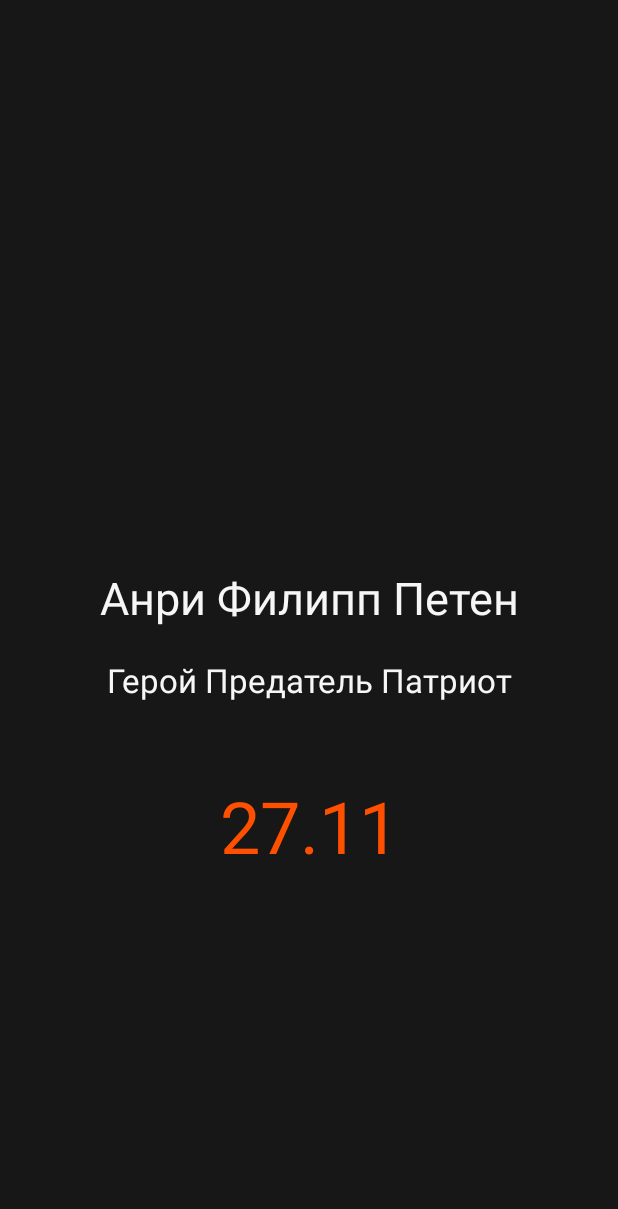
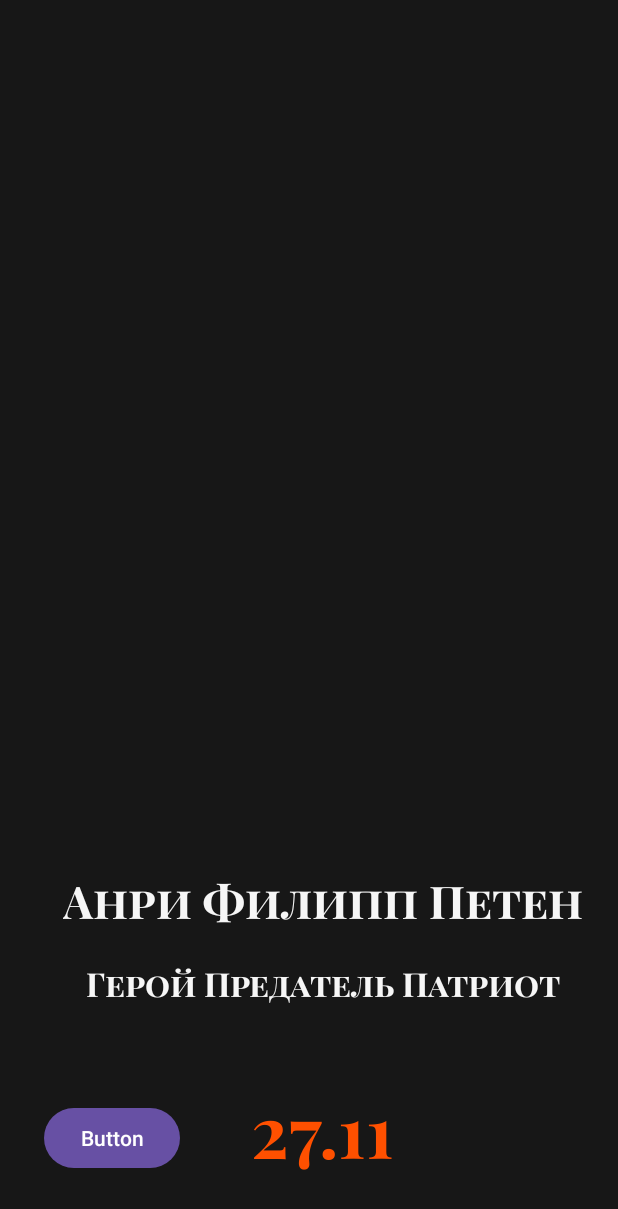
Before and after one commit to FrowningCat/history_in_personalities-android-oldVersion, an Android app: the screen it shows after launch (MainActivity), on a phone screen of 412 x 824 dp. Shown: the top 1209 px of the screen. Run offline under Robolectric (Android 15) with nearby library versions, the light colour scheme and no system bars.

Commit message:
add scroll and new page

```diff
--- a/app/src/main/AndroidManifest.xml
+++ b/app/src/main/AndroidManifest.xml
@@ -13,6 +13,9 @@
         android:theme="@style/Theme.HistoryInPersonalities"
         tools:targetApi="31">
         <activity
+            android:name=".article"
+            android:exported="false" />
+        <activity
             android:name=".MainActivity"
             android:exported="true">
             <intent-filter>
--- a/app/src/main/java/com/example/historyinpersonalities/MainActivity.kt
+++ b/app/src/main/java/com/example/historyinpersonalities/MainActivity.kt
@@ -1,11 +1,20 @@
 package com.example.historyinpersonalities
 
+import android.content.Intent
 import androidx.appcompat.app.AppCompatActivity
 import android.os.Bundle
+import android.widget.TextView
 
 class MainActivity : AppCompatActivity() {
     override fun onCreate(savedInstanceState: Bundle?) {
         super.onCreate(savedInstanceState)
         setContentView(R.layout.activity_main)
+
+        var linkToCategory: TextView = findViewById(R.id.linkToCat)
+
+        linkToCategory.setOnClickListener {
+            val intent = Intent(this, article::class.java)
+            startActivity(intent)
+        }
     }
 }
--- /dev/null
+++ b/app/src/main/java/com/example/historyinpersonalities/article.kt
@@ -0,0 +1,11 @@
+package com.example.historyinpersonalities
+
+import androidx.appcompat.app.AppCompatActivity
+import android.os.Bundle
+
+class article : AppCompatActivity() {
+    override fun onCreate(savedInstanceState: Bundle?) {
+        super.onCreate(savedInstanceState)
+        setContentView(R.layout.activity_article)
+    }
+}
--- /dev/null
+++ b/app/src/main/res/layout/activity_article.xml
@@ -0,0 +1,9 @@
+<?xml version="1.0" encoding="utf-8"?>
+<androidx.constraintlayout.widget.ConstraintLayout xmlns:android="http://schemas.android.com/apk/res/android"
+    xmlns:app="http://schemas.android.com/apk/res-auto"
+    xmlns:tools="http://schemas.android.com/tools"
+    android:layout_width="match_parent"
+    android:layout_height="match_parent"
+    tools:context=".article">
+
+</androidx.constraintlayout.widget.ConstraintLayout>
--- a/app/src/main/res/layout/activity_main.xml
+++ b/app/src/main/res/layout/activity_main.xml
@@ -1,7 +1,13 @@
 <?xml version="1.0" encoding="utf-8"?>
-<androidx.constraintlayout.widget.ConstraintLayout xmlns:android="http://schemas.android.com/apk/res/android"
+<ScrollView xmlns:android="http://schemas.android.com/apk/res/android"
     xmlns:app="http://schemas.android.com/apk/res-auto"
     xmlns:tools="http://schemas.android.com/tools"
+    android:layout_width="430dp"
+    android:layout_height="wrap_content"
+    tools:layout_editor_absoluteX="1dp"
+    tools:layout_editor_absoluteY="449dp">
+
+    <androidx.constraintlayout.widget.ConstraintLayout
         android:layout_width="match_parent"
         android:layout_height="match_parent"
         android:background="#171717"
@@ -9,8 +15,8 @@
 
         <ImageView
             android:id="@+id/imageView2"
-        android:layout_width="281dp"
-        android:layout_height="274dp"
+            android:layout_width="355dp"
+            android:layout_height="444dp"
             android:layout_marginStart="181dp"
             android:layout_marginTop="4dp"
             app:layout_constraintEnd_toEndOf="parent"
@@ -23,7 +29,8 @@
             android:id="@+id/textView"
             android:layout_width="wrap_content"
             android:layout_height="wrap_content"
-        android:layout_marginTop="100dp"
+            android:layout_marginTop="132dp"
+            android:fontFamily="@font/playfair_display_sc_bold"
             android:text="Анри Филипп Петен"
             android:textColor="#f6f6f6"
             android:textSize="30sp"
@@ -36,6 +43,7 @@
             android:layout_width="wrap_content"
             android:layout_height="wrap_content"
             android:layout_marginTop="50dp"
+            android:fontFamily="@font/playfair_display_sc_bold"
             android:text="27.11"
             android:textColor="#ff5000"
             android:textSize="48sp"
@@ -48,6 +56,7 @@
             android:layout_width="wrap_content"
             android:layout_height="wrap_content"
             android:layout_marginTop="20dp"
+            android:fontFamily="@font/playfair_display_sc_bold"
             android:text="Герой Предатель Патриот"
             android:textColor="#f6f6f6"
             android:textSize="22sp"
@@ -55,4 +64,43 @@
             app:layout_constraintStart_toStartOf="parent"
             app:layout_constraintTop_toBottomOf="@+id/textView" />
 
+        <TextView
+            android:id="@+id/textView4"
+            android:layout_width="wrap_content"
+            android:layout_height="wrap_content"
+            android:layout_marginTop="350dp"
+            android:layout_marginEnd="20dp"
+            android:fontFamily="@font/playfair_display_sc_bold"
+            android:text="История в личностях"
+            android:textColor="#f6f6f6"
+            android:textSize="26sp"
+            app:layout_constraintEnd_toEndOf="parent"
+            app:layout_constraintTop_toBottomOf="@+id/textView2" />
+
+        <TextView
+            android:id="@+id/textView7"
+            android:layout_width="395dp"
+            android:layout_height="96dp"
+            android:layout_marginTop="20dp"
+            android:layout_marginEnd="20dp"
+            android:fontFamily="@font/playfair_display_sc_bold"
+            android:text="Взгляните на исторические события глазами их вершителей"
+            android:textAlignment="textEnd"
+            android:textColor="#f6f6f6"
+            android:textSize="20dp"
+            app:layout_constraintEnd_toEndOf="parent"
+            app:layout_constraintTop_toBottomOf="@+id/textView4" />
+
+        <Button
+            android:id="@+id/linkToCat"
+            android:layout_width="wrap_content"
+            android:layout_height="wrap_content"
+            android:layout_marginTop="64dp"
+            android:text="Button"
+            app:layout_constraintEnd_toStartOf="@+id/textView2"
+            app:layout_constraintHorizontal_bias="0.384"
+            app:layout_constraintStart_toStartOf="parent"
+            app:layout_constraintTop_toBottomOf="@+id/textView3" />
+
     </androidx.constraintlayout.widget.ConstraintLayout>
+</ScrollView>
```
Also changed, not shown: app/src/main/res/font/playfair_display_sc_bold.ttf (added). Lines whose indentation alone changed are shown as unchanged.
